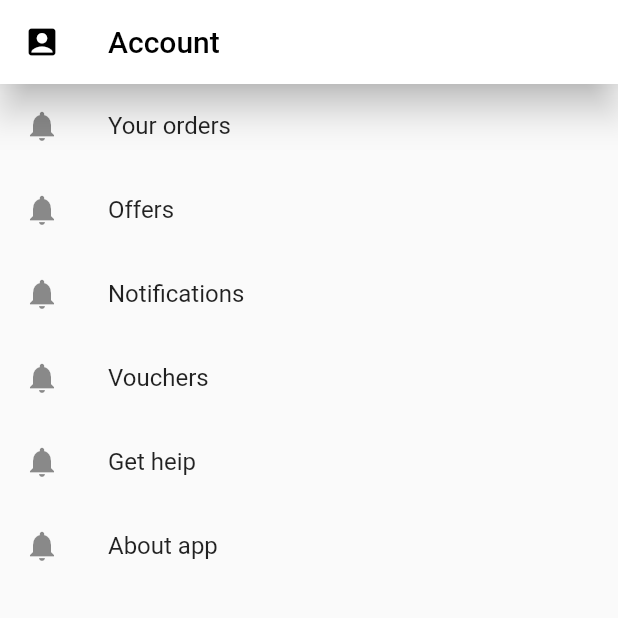
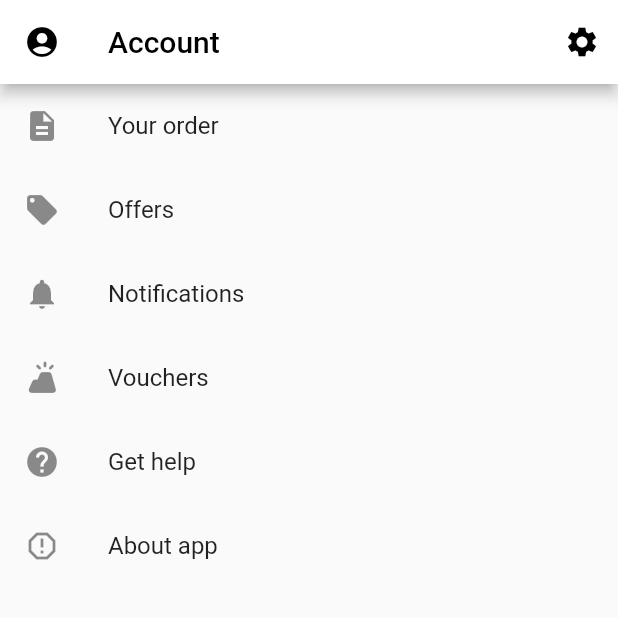
Before and after one commit to nezeek/flutter_talabat_app, a Flutter app: the screen it shows after launch, on a phone screen of 412 x 824 dp, the top half of it. Run offline on Flutter 3.47's test engine with Material 2 defaults, Android fonts, the phone set to English and light mode, and no system bars.

Commit message:
DlkhazUpdateAccount

```diff
--- a/lib/Dlkhaz/account.dart
+++ b/lib/Dlkhaz/account.dart
@@ -1,36 +1,66 @@
 import 'package:flutter/material.dart';
 import 'package:flutter/src/widgets/framework.dart';
 import 'package:flutter/src/widgets/placeholder.dart';
-import 'package:flutter_talabat_app/Dlkhaz/ad.dart';
+
 
 class Account extends StatelessWidget {
   const Account({super.key});
 
   @override
   Widget build(BuildContext context) {
-    return Scaffold(appBar: AppBar(title: Text("Account",),
-    elevation: 10,
+    return Scaffold(appBar:
+     AppBar(
+      leading: IconButton(onPressed: (){}, icon: const Icon(Icons.account_circle)),
+      title:const Text("Account",),
+   actions: [
+    IconButton(onPressed: (){}, icon: Icon(Icons.settings))],
     backgroundColor: Colors.white,
-    foregroundColor: Colors.black,
-    leading: Container(
-      child: Icon(Icons.account_box),
-    ),
-
-    ),
-
-    body: ListView.builder(
-      itemCount: datalist.length,
-      itemBuilder: (context,index){
-        Data date=datalist[index];
-        return ListTile(
+    foregroundColor: Colors.black,),
 
 
-title: Text(date.nam),
-leading: Icon(Icons.notifications),
+    body: ListView(
+      children: [
+        ListTile(
+          leading: Icon(Icons.description),
+          title: Text("Your order"),
 
-        );
+        ),
+        ListTile(
+          leading: Icon(Icons.local_offer),
+          title: Text("Offers"),
 
-      }),
+        ),
+           ListTile(
+          leading: Icon(Icons.notifications),
+          title: Text("Notifications"),
+
+        ),
+           ListTile(
+          leading: Icon(Icons.volcano_rounded),
+          title: Text("Vouchers"),
+
+        ),
+           ListTile(
+          leading: Icon(Icons.help_sharp),
+          title: Text("Get help"),
+
+        ),
+           ListTile(
+          leading: Icon(Icons.report_gmailerrorred),
+          title: Text("About app"),
+
+        ),
+
+
+
+
+
+
+
+
+      ],
+
+    )
 
 
 
--- a/lib/Dlkhaz/ad.dart
+++ /dev/null
@@ -1,26 +0,0 @@
-import 'package:flutter/material.dart';
-
-class Data{
-  String icon;
-String nam;
-
-
-
-Data(
-
-{required this.icon,
-required this.nam
-
-}
-);
-}
-
-List<Data> datalist=[
-Data(icon:"",nam: "Your orders"),
-Data(icon: "", nam: "Offers"),
-Data(icon: "", nam: "Notifications"),
-Data(icon: "", nam: "Vouchers"),
-Data(icon: "", nam: "Get heip"),
-Data(icon: "", nam: "About app")
-
-];
```
